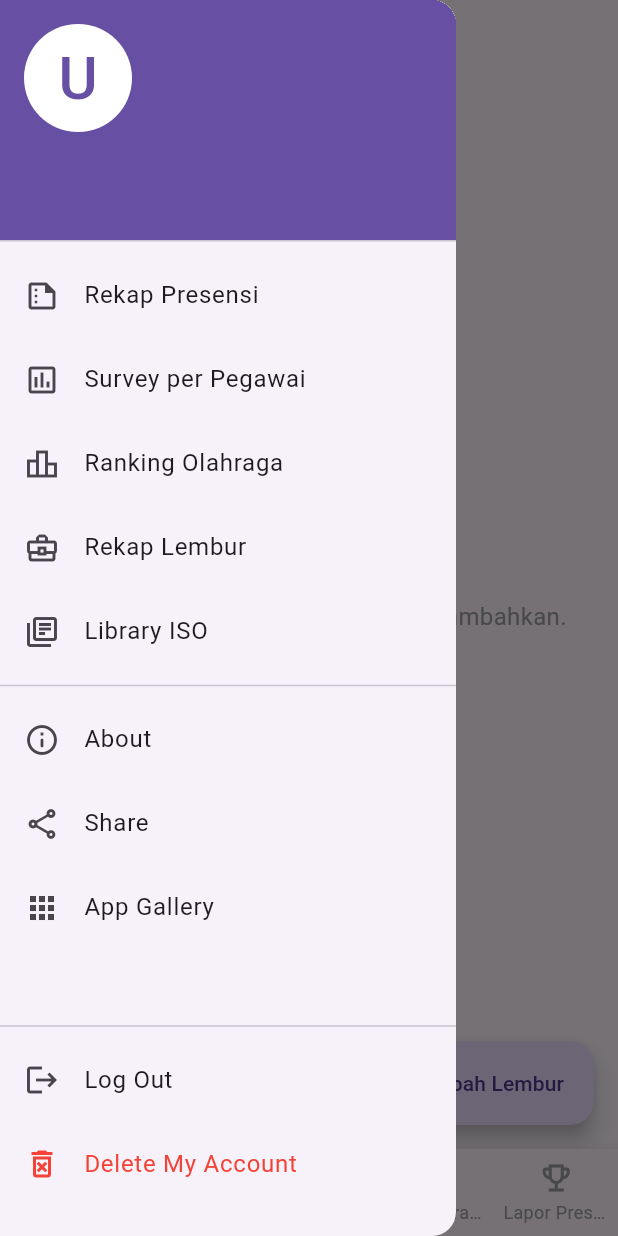
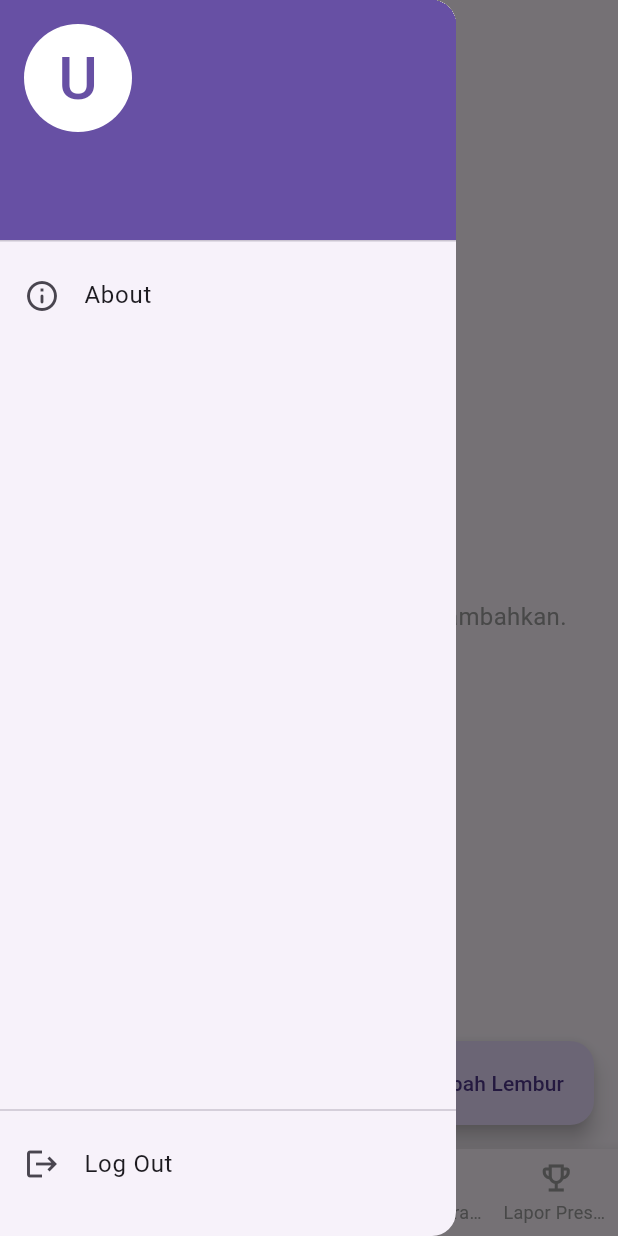
Before and after one commit to reddishowo/blbc-2025, a Flutter app: the screen it shows once a user with an empty profile is signed in, with the side drawer open, on a phone screen of 412 x 824 dp. Run offline on Flutter 3.47's test engine with Material 3 defaults, Android fonts, the phone set to English and light mode, and no system bars; our stand-ins replace cloud_firestore, firebase_auth, firebase_core, get, google_sign_in, image_picker; accounts and stored records are empty.

Commit message:
Refactor AddLemburController to update ImageKit configuration; remove unused delete account functionality from HomeController and clean up HomeView drawer items

```diff
--- a/lib/app/modules/home/views/home_view.dart
+++ b/lib/app/modules/home/views/home_view.dart
@@ -74,15 +74,7 @@ class HomeView extends GetView<HomeController> {
             child: ListView(
               padding: EdgeInsets.zero,
               children: [
-                _buildDrawerItem(icon: Icons.summarize_outlined, text: 'Rekap Presensi', onTap: () {}),
-                _buildDrawerItem(icon: Icons.poll_outlined, text: 'Survey per Pegawai', onTap: () {}),
-                _buildDrawerItem(icon: Icons.leaderboard_outlined, text: 'Ranking Olahraga', onTap: () {}),
-                _buildDrawerItem(icon: Icons.business_center_outlined, text: 'Rekap Lembur', onTap: () {}),
-                _buildDrawerItem(icon: Icons.library_books_outlined, text: 'Library ISO', onTap: () {}),
-                const Divider(),
                 _buildDrawerItem(icon: Icons.info_outline_rounded, text: 'About', onTap: () {}),
-                _buildDrawerItem(icon: Icons.share_outlined, text: 'Share', onTap: () {}),
-                _buildDrawerItem(icon: Icons.apps_outlined, text: 'App Gallery', onTap: () {}),
               ],
             ),
           ),
@@ -92,12 +84,6 @@ class HomeView extends GetView<HomeController> {
             icon: Icons.logout,
             text: 'Log Out',
             onTap: controller.logout,
-          ),
-          _buildDrawerItem(
-            icon: Icons.delete_forever_outlined,
-            text: 'Delete My Account',
-            color: Colors.red,
-            onTap: controller.deleteAccount,
           ),
           const SizedBox(height: 20),
         ],
```
Also changed, not shown: lib/app/modules/add_lembur/controllers/add_lembur_controller.dart (+4 -3 lines), lib/app/modules/home/controllers/home_controller.dart (+0 -30 lines).
